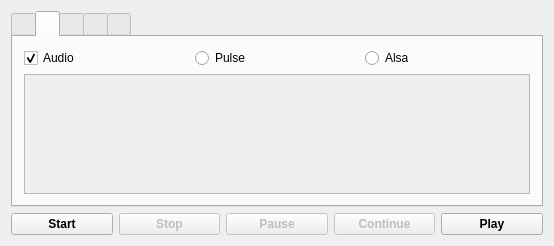
The window that mainwindow.ui (vkohaupt/vokoscreenNG) describes before a commit, drawn with Qt 5.
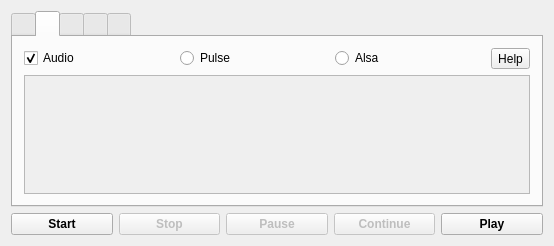
The same window after the commit. The open tabs and pages were chosen to show the change. Icons and pictures are not drawn.

Commit message: Audio help

What changed in the file:
```diff
--- a/mainwindow.ui
+++ b/mainwindow.ui
@@ -142,6 +142,13 @@
             </property>
            </widget>
           </item>
+          <item>
+           <widget class="QToolButton" name="toolButtonAudioHelp">
+            <property name="text">
+             <string>Help</string>
+            </property>
+           </widget>
+          </item>
          </layout>
         </item>
         <item>
@@ -155,7 +162,7 @@
              <x>0</x>
              <y>0</y>
              <width>518</width>
-             <height>111</height>
+             <height>99</height>
             </rect>
            </property>
            <layout class="QVBoxLayout" name="verticalLayout_3">
```
Left out of the diff: 2 changed lines with no effect on the pictures. The commit also changes 2 other files.
